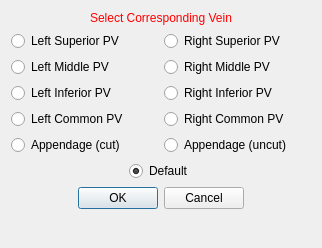
Before: the Qt Designer form Version2.0/Plugins/kcl.cemrgapp.atrialfibres/src/internal/AtrialFibresClipperViewLabels.ui in OpenHeartDevelopers/CemrgApp, drawn with Qt 5.
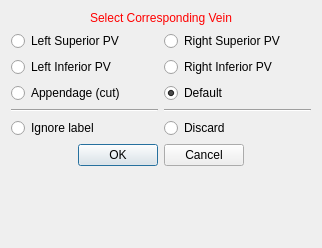
After: the same form once the commit is applied.

What changed in the file:
```diff
--- a/Version2.0/Plugins/kcl.cemrgapp.atrialfibres/src/internal/AtrialFibresClipperViewLabels.ui
+++ b/Version2.0/Plugins/kcl.cemrgapp.atrialfibres/src/internal/AtrialFibresClipperViewLabels.ui
@@ -41,88 +41,81 @@
    </item>
    <item>
     <layout class="QGridLayout" name="gridLayout">
-     <item row="0" column="0">
-      <widget class="QRadioButton" name="radioButton_1">
-       <property name="text">
-        <string>Left Superior PV</string>
-       </property>
-      </widget>
-     </item>
      <item row="0" column="1">
-      <widget class="QRadioButton" name="radioButton_5">
+      <widget class="QRadioButton" name="radioBtn_RSPV">
        <property name="text">
         <string>Right Superior PV</string>
        </property>
       </widget>
      </item>
      <item row="1" column="0">
-      <widget class="QRadioButton" name="radioButton_2">
-       <property name="text">
-        <string>Left Middle PV</string>
-       </property>
-      </widget>
-     </item>
-     <item row="1" column="1">
-      <widget class="QRadioButton" name="radioButton_6">
-       <property name="text">
-        <string>Right Middle PV</string>
-       </property>
-      </widget>
-     </item>
-     <item row="2" column="0">
-      <widget class="QRadioButton" name="radioButton_3">
+      <widget class="QRadioButton" name="radioBtn_LIPV">
        <property name="text">
         <string>Left Inferior PV</string>
        </property>
       </widget>
      </item>
-     <item row="2" column="1">
-      <widget class="QRadioButton" name="radioButton_7">
+     <item row="2" column="0">
+      <widget class="QRadioButton" name="radioBtn_LAA">
+       <property name="text">
+        <string>Appendage (cut)</string>
+       </property>
+      </widget>
+     </item>
+     <item row="0" column="0">
+      <widget class="QRadioButton" name="radioBtn_LSPV">
+       <property name="text">
+        <string>Left Superior PV</string>
+       </property>
+      </widget>
+     </item>
+     <item row="4" column="0">
+      <widget class="QRadioButton" name="radioBtn_ignore">
+       <property name="text">
+        <string>Ignore label</string>
+       </property>
+      </widget>
+     </item>
+     <item row="4" column="1">
+      <widget class="QRadioButton" name="radioBtn_discard">
+       <property name="text">
+        <string>Discard</string>
+       </property>
+      </widget>
+     </item>
+     <item row="1" column="1">
+      <widget class="QRadioButton" name="radioBtn_RIPV">
        <property name="text">
         <string>Right Inferior PV</string>
        </property>
       </widget>
      </item>
+     <item row="2" column="1">
+      <widget class="QRadioButton" name="radioBtn_default">
+       <property name="text">
+        <string>Default</string>
+       </property>
+       <property name="checked">
+        <bool>true</bool>
+       </property>
+      </widget>
+     </item>
      <item row="3" column="0">
-      <widget class="QRadioButton" name="radioButton_4">
-       <property name="text">
-        <string>Left Common PV</string>
+      <widget class="Line" name="line">
+       <property name="orientation">
+        <enum>Qt::Horizontal</enum>
        </property>
       </widget>
      </item>
      <item row="3" column="1">
-      <widget class="QRadioButton" name="radioButton_8">
-       <property name="text">
-        <string>Right Common PV</string>
-       </property>
-      </widget>
-     </item>
-     <item row="4" column="0">
-      <widget class="QRadioButton" name="radioButton_9">
-       <property name="text">
-        <string>Appendage (cut)</string>
-       </property>
-      </widget>
-     </item>
-     <item row="4" column="1">
-      <widget class="QRadioButton" name="radioButton10">
-       <property name="text">
-        <string>Appendage (uncut)</string>
+      <widget class="Line" name="line_2">
+       <property name="orientation">
+        <enum>Qt::Horizontal</enum>
        </property>
       </widget>
      </item>
     </layout>
    </item>
-   <item alignment="Qt::AlignHCenter">
-    <widget class="QRadioButton" name="radioButton_0">
-     <property name="text">
-      <string>Default</string>
-     </property>
-     <property name="checked">
-      <bool>true</bool>
-     </property>
-    </widget>
-   </item>
    <item>
     <widget class="QDialogButtonBox" name="buttonBox">
      <property name="enabled">
```
